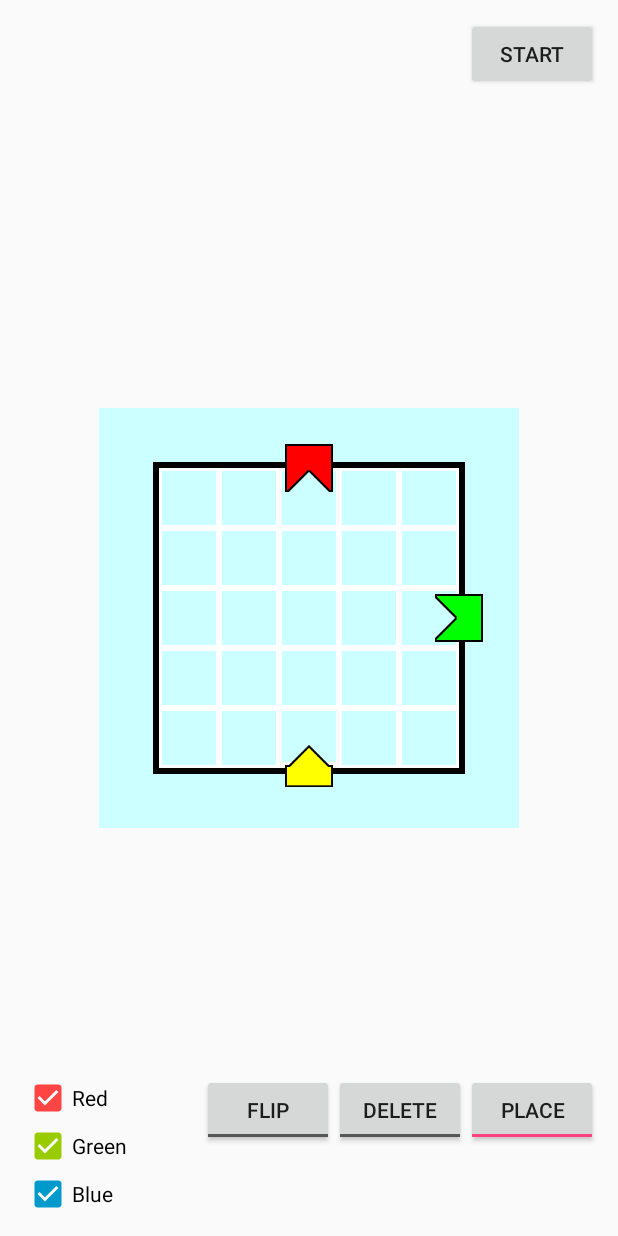
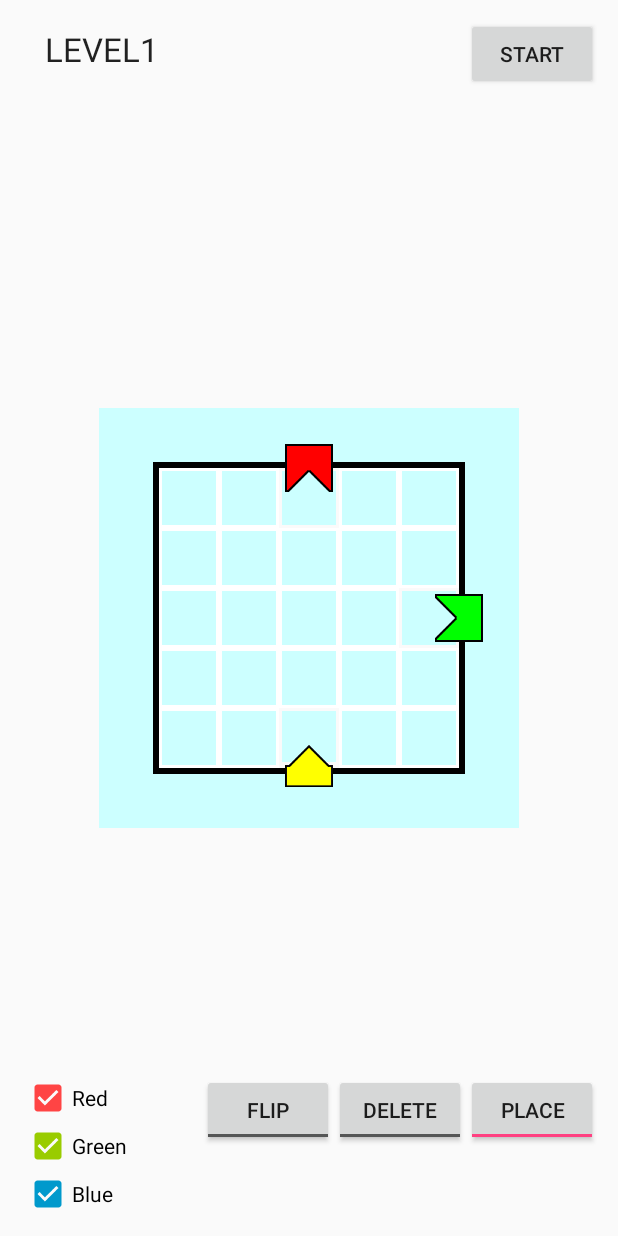
Before and after one commit to joshtbennett/5895DesignProject, an Android app: the LevelActivity screen opened directly, with no data from a screen before it, on a phone screen of 412 x 824 dp. Run offline under Robolectric (Android 15) with nearby library versions, the phone set to English and light mode, and no system bars.

Commit message:
added title to level screen

```diff
--- a/DesignProject/app/src/main/java/joshbennett/designproject/LevelActivity.java
+++ b/DesignProject/app/src/main/java/joshbennett/designproject/LevelActivity.java
@@ -83,6 +83,9 @@ public class LevelActivity extends AppCompatActivity {
         length = level.getSideLength();
         entities = level.getEntities();
         walls = level.getWalls();
+
+        TextView levelnumber = (TextView) findViewById(R.id.levelnumber);
+        levelnumber.setText(Integer.toString(level.levelNum));
 
         drawLevel();
     }
--- a/DesignProject/app/src/main/res/layout/activity_level.xml
+++ b/DesignProject/app/src/main/res/layout/activity_level.xml
@@ -6,6 +6,31 @@
     android:layout_width="match_parent"
     android:layout_height="match_parent"
     tools:context="joshbennett.designproject.LevelActivity">
+
+        <TextView
+            android:id="@+id/levelTitle"
+            android:layout_width="wrap_content"
+            android:layout_height="wrap_content"
+            android:text="LEVEL"
+            android:textAppearance="@android:style/TextAppearance.DeviceDefault.Large"
+            tools:text="LEVEL"
+            android:layout_alignLeft="@+id/red"
+            android:layout_alignStart="@+id/red"
+            android:layout_marginLeft="14dp"
+            android:layout_marginStart="14dp"
+            android:layout_alignBottom="@+id/startButton"
+            android:layout_alignTop="@+id/levelnumber" />
+
+        <TextView
+            android:id="@+id/levelnumber"
+            android:layout_width="wrap_content"
+            android:layout_height="wrap_content"
+            android:text="TextView"
+            android:textAppearance="@android:style/TextAppearance.DeviceDefault.Large"
+            android:layout_alignBaseline="@+id/startButton"
+            android:layout_alignBottom="@+id/startButton"
+            android:layout_toRightOf="@+id/levelTitle"
+            android:layout_toEndOf="@+id/levelTitle" />
 
         <GridLayout
             android:id="@+id/grid"
```
